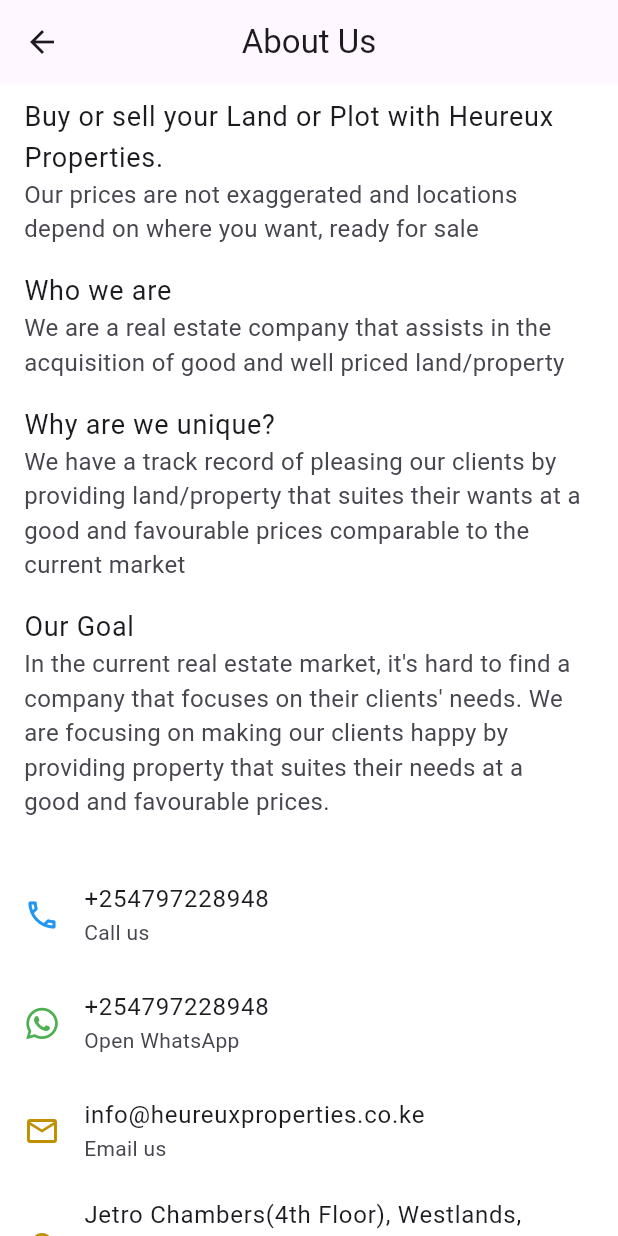
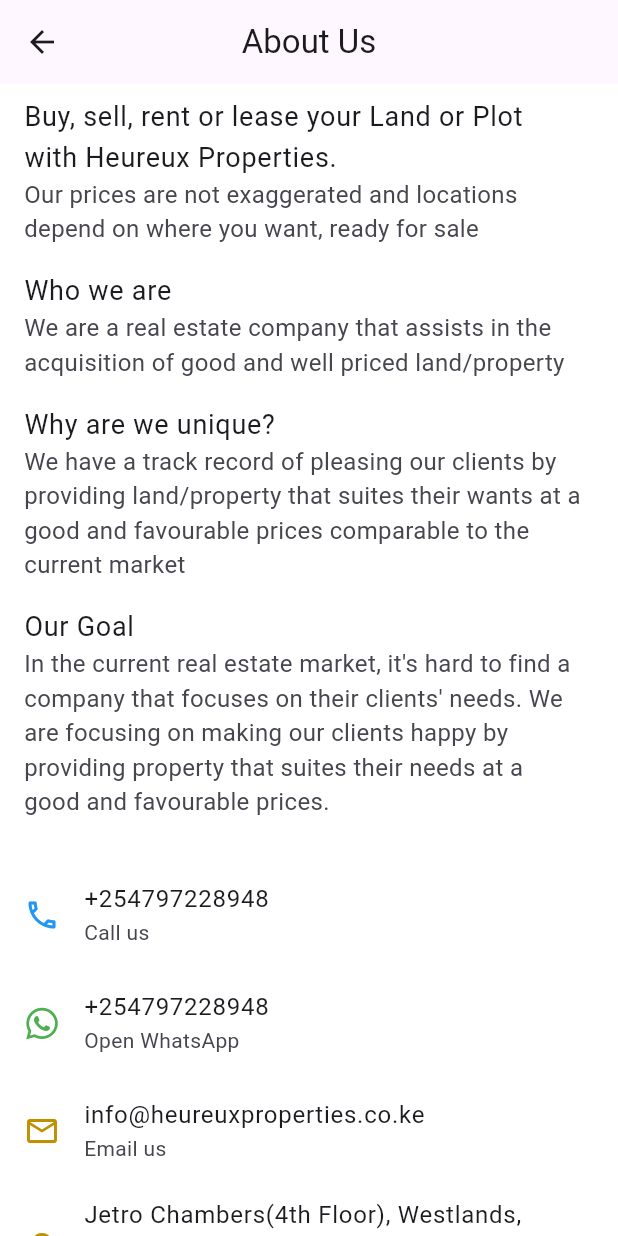
Before and after one commit to SamuelWakoli/heureux_properties, a Flutter app: the AboutUsPage screen opened directly, on a phone screen of 412 x 824 dp. Run offline on Flutter 3.47's test engine with Material 2 defaults, Android fonts, the phone set to English and light mode, and no system bars; our stand-ins replace cached_network_image, cloud_firestore, easy_dynamic_theme, firebase_auth, firebase_core, firebase_storage and 3 more; missing offline and left inert: firebase_ui_auth, firebase_ui_oauth_google; accounts and stored records are empty; generated files the repository leaves out were written again; network calls fail.

Commit message:
minor edit

```diff
--- a/lib/pages/about_us.dart
+++ b/lib/pages/about_us.dart
@@ -25,7 +25,7 @@ class _AboutUsPageState extends State<AboutUsPage> {
         children: [
           ListTile(
             title: Text(
-              "Buy or sell your Land or Plot with Heureux Properties.",
+              "Buy, sell, rent or lease your Land or Plot with Heureux Properties.",
               style: titleStyle,
             ),
             subtitle: Text(
```
